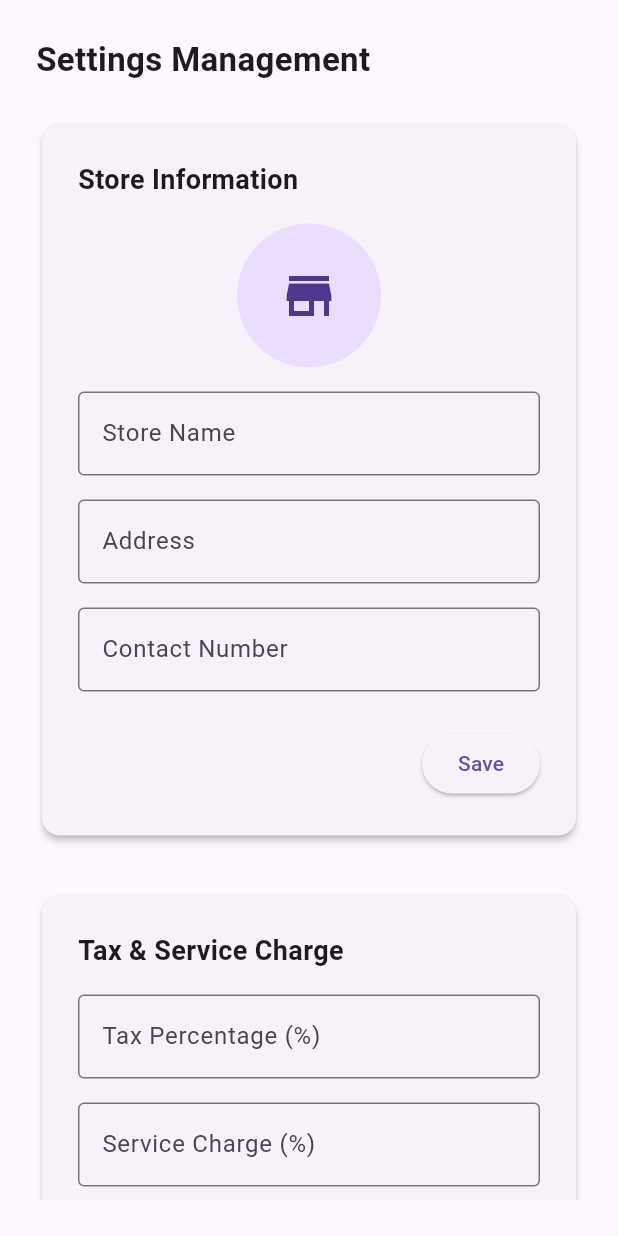
After one commit to Benjoytibzz/mesaPOS-System-sample, a Flutter app: the SettingsManagementScreen screen opened by its route, on a phone screen of 412 x 824 dp. The commit adds this screen. Run offline on Flutter 3.47's test engine with Material 3 defaults, Android fonts, the phone set to English and light mode, and no system bars; our stand-ins replace image_picker, sqflite; missing offline and left inert: encrypt; accounts and stored records are empty.

Commit message:
Added store info

```diff
--- a/mesapos/lib/core/database/app_database.dart
+++ b/mesapos/lib/core/database/app_database.dart
@@ -18,7 +18,7 @@ class AppDatabase {
 
     return openDatabase(
       path,
-      version: 5, // ⬅️ VERSION BUMP (add user image)
+      version: 6, // ⬅️ VERSION BUMP (add settings + store image)
       onCreate: _onCreate,
       onUpgrade: _onUpgrade,
     );
@@ -72,11 +72,16 @@ class AppDatabase {
       );
     }
 
-    // ✅ v4 → v5 : add staff image
+    // v4 → v5 : staff image
     if (oldVersion < 5) {
       await db.execute(
         "ALTER TABLE users ADD COLUMN image_path TEXT",
       );
+    }
+
+    // ✅ v5 → v6 : settings table (store info, tax, service, image)
+    if (oldVersion < 6) {
+      await _createSettingsTable(db);
     }
   }
 
@@ -118,5 +123,42 @@ class AppDatabase {
       'CREATE UNIQUE INDEX IF NOT EXISTS idx_menu_name '
       'ON menu_items(LOWER(name))',
     );
+
+    // SETTINGS
+    await _createSettingsTable(db);
+  }
+
+  /* --------------------------------------------------------
+   * SETTINGS TABLE
+   * ------------------------------------------------------ */
+  Future<void> _createSettingsTable(Database db) async {
+    await db.execute('''
+      CREATE TABLE IF NOT EXISTS settings (
+        id INTEGER PRIMARY KEY,
+        store_name TEXT,
+        address TEXT,
+        contact_number TEXT,
+        store_image_path TEXT,
+        tax_percent REAL,
+        service_charge REAL,
+        updated_at TEXT
+      )
+    ''');
+
+    // Ensure single-row settings (id = 1)
+    await db.insert(
+      'settings',
+      {
+        'id': 1,
+        'store_name': '',
+        'address': '',
+        'contact_number': '',
+        'store_image_path': null,
+        'tax_percent': 0,
+        'service_charge': 0,
+        'updated_at': DateTime.now().toIso8601String(),
+      },
+      conflictAlgorithm: ConflictAlgorithm.ignore,
+    );
   }
 }
--- /dev/null
+++ b/mesapos/lib/core/features/settings_management/settings_management.dart
@@ -0,0 +1,336 @@
+import 'dart:io';
+
+import 'package:flutter/material.dart';
+import 'package:image_picker/image_picker.dart';
+import 'package:path/path.dart' as p;
+import 'package:path_provider/path_provider.dart';
+
+import '../../platform/routes.dart';
+import '../widgets/admin_layout.dart';
+import '../../services/settings_dao.dart';
+
+class SettingsManagementScreen extends StatelessWidget {
+  const SettingsManagementScreen({super.key});
+
+  @override
+  Widget build(BuildContext context) {
+    return AdminLayout(
+      activeRoute: AppRoutes.settingsManagement,
+      child: Padding(
+        padding: const EdgeInsets.all(24),
+        child: SingleChildScrollView(
+          child: Column(
+            crossAxisAlignment: CrossAxisAlignment.start,
+            children: const [
+              Text(
+                'Settings Management',
+                style: TextStyle(fontSize: 22, fontWeight: FontWeight.bold),
+              ),
+              SizedBox(height: 24),
+
+              StoreInfoSection(),
+              SizedBox(height: 32),
+
+              TaxServiceSection(),
+              SizedBox(height: 32),
+
+              SyncBackupSection(),
+            ],
+          ),
+        ),
+      ),
+    );
+  }
+}
+
+/* ───────────────────────── STORE INFO ───────────────────────── */
+
+class StoreInfoSection extends StatefulWidget {
+  const StoreInfoSection({super.key});
+
+  @override
+  State<StoreInfoSection> createState() => _StoreInfoSectionState();
+}
+
+class _StoreInfoSectionState extends State<StoreInfoSection> {
+  final _storeNameCtrl = TextEditingController();
+  final _addressCtrl = TextEditingController();
+  final _contactCtrl = TextEditingController();
+
+  final _dao = SettingsDao();
+  String? _imagePath;
+
+  @override
+  void initState() {
+    super.initState();
+    _load();
+  }
+
+  @override
+  void dispose() {
+    _storeNameCtrl.dispose();
+    _addressCtrl.dispose();
+    _contactCtrl.dispose();
+    super.dispose();
+  }
+
+  Future<void> _load() async {
+    final settings = await _dao.getSettings();
+    if (settings != null) {
+      _storeNameCtrl.text = settings.storeName;
+      _addressCtrl.text = settings.address;
+      _contactCtrl.text = settings.contactNumber;
+      _imagePath = settings.storeImagePath;
+      setState(() {});
+    }
+  }
+
+  Future<void> _pickImage() async {
+    final picker = ImagePicker();
+    final picked = await picker.pickImage(source: ImageSource.gallery);
+    if (picked == null) return;
+
+    final dir = await getApplicationDocumentsDirectory();
+    final fileName = p.basename(picked.path);
+    final saved =
+        await File(picked.path).copy('${dir.path}/$fileName');
+
+    setState(() => _imagePath = saved.path);
+  }
+
+  Future<void> _save() async {
+    await _dao.updateSettings({
+      'store_name': _storeNameCtrl.text,
+      'address': _addressCtrl.text,
+      'contact_number': _contactCtrl.text,
+      'store_image_path': _imagePath,
+    });
+
+    if (!mounted) return;
+
+    ScaffoldMessenger.of(context).showSnackBar(
+      const SnackBar(content: Text('Store information saved')),
+    );
+  }
+
+  @override
+  Widget build(BuildContext context) {
+    return Card(
+      elevation: 2,
+      child: Padding(
+        padding: const EdgeInsets.all(24),
+        child: Column(
+          crossAxisAlignment: CrossAxisAlignment.start,
+          children: [
+            const Text(
+              'Store Information',
+              style: TextStyle(fontSize: 18, fontWeight: FontWeight.bold),
+            ),
+            const SizedBox(height: 16),
+
+            Center(
+              child: GestureDetector(
+                onTap: _pickImage,
+                child: CircleAvatar(
+                  radius: 48,
+                  backgroundImage:
+                      _imagePath != null ? FileImage(File(_imagePath!)) : null,
+                  child: _imagePath == null
+                      ? const Icon(Icons.store, size: 40)
+                      : null,
+                ),
+              ),
+            ),
+            const SizedBox(height: 16),
+
+            TextField(
+              controller: _storeNameCtrl,
+              decoration: const InputDecoration(
+                labelText: 'Store Name',
+                border: OutlineInputBorder(),
+              ),
+            ),
+            const SizedBox(height: 16),
+
+            TextField(
+              controller: _addressCtrl,
+              decoration: const InputDecoration(
+                labelText: 'Address',
+                border: OutlineInputBorder(),
+              ),
+            ),
+            const SizedBox(height: 16),
+
+            TextField(
+              controller: _contactCtrl,
+              decoration: const InputDecoration(
+                labelText: 'Contact Number',
+                border: OutlineInputBorder(),
+              ),
+            ),
+            const SizedBox(height: 24),
+
+            Align(
+              alignment: Alignment.centerRight,
+              child: ElevatedButton(
+                onPressed: _save,
+                child: const Text('Save'),
+              ),
+            ),
+          ],
+        ),
+      ),
+    );
+  }
+}
+
+/* ───────────────────────── TAX / SERVICE ───────────────────────── */
+
+class TaxServiceSection extends StatefulWidget {
+  const TaxServiceSection({super.key});
+
+  @override
+  State<TaxServiceSection> createState() => _TaxServiceSectionState();
+}
+
+class _TaxServiceSectionState extends State<TaxServiceSection> {
+  final _taxCtrl = TextEditingController();
+  final _serviceCtrl = TextEditingController();
+  final _dao = SettingsDao();
+
+  @override
+  void initState() {
+    super.initState();
+    _load();
+  }
+
+  @override
+  void dispose() {
+    _taxCtrl.dispose();
+    _serviceCtrl.dispose();
+    super.dispose();
+  }
+
+  Future<void> _load() async {
+    final s = await _dao.getSettings();
+    if (s != null) {
+      _taxCtrl.text = s.taxPercent.toString();
+      _serviceCtrl.text = s.serviceCharge.toString();
+      setState(() {});
+    }
+  }
+
+  Future<void> _save() async {
+    await _dao.updateSettings({
+      'tax_percent': double.tryParse(_taxCtrl.text) ?? 0,
+      'service_charge': double.tryParse(_serviceCtrl.text) ?? 0,
+    });
+
+    if (!mounted) return;
+
+    ScaffoldMessenger.of(context).showSnackBar(
+      const SnackBar(content: Text('Tax & service charge updated')),
+    );
+  }
+
+  @override
+  Widget build(BuildContext context) {
+    return Card(
+      elevation: 2,
+      child: Padding(
+        padding: const EdgeInsets.all(24),
+        child: Column(
+          crossAxisAlignment: CrossAxisAlignment.start,
+          children: [
+            const Text(
+              'Tax & Service Charge',
+              style: TextStyle(fontSize: 18, fontWeight: FontWeight.bold),
+            ),
+            const SizedBox(height: 16),
+
+            TextField(
+              controller: _taxCtrl,
+              keyboardType: TextInputType.number,
+              decoration: const InputDecoration(
+                labelText: 'Tax Percentage (%)',
+                border: OutlineInputBorder(),
+              ),
+            ),
+            const SizedBox(height: 16),
+
+            TextField(
+              controller: _serviceCtrl,
+              keyboardType: TextInputType.number,
+              decoration: const InputDecoration(
+                labelText: 'Service Charge (%)',
+                border: OutlineInputBorder(),
+              ),
+            ),
+            const SizedBox(height: 24),
+
+            Align(
+              alignment: Alignment.centerRight,
+              child: ElevatedButton(
+                onPressed: _save,
+                child: const Text('Apply'),
+              ),
+            ),
+          ],
+        ),
+      ),
+    );
+  }
+}
+
+/* ───────────────────────── SYNC & BACKUP ───────────────────────── */
+
+class SyncBackupSection extends StatelessWidget {
+  const SyncBackupSection({super.key});
+
+  @override
+  Widget build(BuildContext context) {
+    return Card(
+      elevation: 2,
+      child: Padding(
+        padding: const EdgeInsets.all(24),
+        child: Column(
+          crossAxisAlignment: CrossAxisAlignment.start,
+          children: [
+            const Text(
+              'Sync & Backup',
+              style: TextStyle(fontSize: 18, fontWeight: FontWeight.bold),
+            ),
+            const SizedBox(height: 16),
+
+            ListTile(
+              contentPadding: EdgeInsets.zero,
+              leading: const Icon(Icons.cloud_upload),
+              title: const Text('Sync data to server'),
+              subtitle: const Text('Upload offline changes'),
+              trailing: ElevatedButton(
+                onPressed: () {
+                  // TODO: API sync
+                },
+                child: const Text('Sync'),
+              ),
+            ),
+            const Divider(),
+
+            ListTile(
+              contentPadding: EdgeInsets.zero,
+              leading: const Icon(Icons.backup),
+              title: const Text('Backup local database'),
+              subtitle: const Text('Export offline data'),
+              trailing: ElevatedButton(
+                onPressed: () {
+                  // TODO: Backup export
+                },
+                child: const Text('Backup'),
+              ),
+            ),
+          ],
+        ),
+      ),
+    );
+  }
+}
--- a/mesapos/lib/core/features/widgets/admin_sidebar.dart
+++ b/mesapos/lib/core/features/widgets/admin_sidebar.dart
@@ -62,7 +62,7 @@ class AdminSidebar extends StatelessWidget {
               context,
               Icons.settings,
               'Settings',
-              null,
+              AppRoutes.settingsManagement,
             ),
 
             const Divider(color: Colors.white24),
--- /dev/null
+++ b/mesapos/lib/core/models/settings_model.dart
@@ -0,0 +1,47 @@
+class SettingsModel {
+  final int id;
+  final String storeName;
+  final String address;
+  final String contactNumber;
+  final String? storeImagePath; // NEW
+  final double taxPercent;
+  final double serviceCharge;
+  final DateTime updatedAt;
+
+  SettingsModel({
+    this.id = 1,
+    required this.storeName,
+    required this.address,
+    required this.contactNumber,
+    this.storeImagePath,
+    required this.taxPercent,
+    required this.serviceCharge,
+    required this.updatedAt,
+  });
+
+  Map<String, dynamic> toMap() {
+    return {
+      'id': id,
+      'store_name': storeName,
+      'address': address,
+      'contact_number': contactNumber,
+      'store_image_path': storeImagePath,
+      'tax_percent': taxPercent,
+      'service_charge': serviceCharge,
+      'updated_at': updatedAt.toIso8601String(),
+    };
+  }
+
+  factory SettingsModel.fromMap(Map<String, dynamic> map) {
+    return SettingsModel(
+      id: map['id'],
+      storeName: map['store_name'],
+      address: map['address'],
+      contactNumber: map['contact_number'],
+      storeImagePath: map['store_image_path'],
+      taxPercent: map['tax_percent'],
+      serviceCharge: map['service_charge'],
+      updatedAt: DateTime.parse(map['updated_at']),
+    );
+  }
+}
--- a/mesapos/lib/core/platform/routes.dart
+++ b/mesapos/lib/core/platform/routes.dart
@@ -7,6 +7,7 @@ class AppRoutes {
   static const menuManagement = '/admin/menu';
   static const staffManagement = '/admin/staff';
   static const reportsManagement = '/admin/reports';
+  static const settingsManagement = '/admin/settings';
 
 
   // Staff
--- /dev/null
+++ b/mesapos/lib/core/services/settings_dao.dart
@@ -0,0 +1,53 @@
+import 'package:sqflite/sqflite.dart';
+import '../models/settings_model.dart';
+import '../database/app_database.dart';
+
+class SettingsDao {
+  final AppDatabase _db = AppDatabase.instance;
+
+  /// Get single settings row (id = 1)
+  Future<SettingsModel?> getSettings() async {
+    final Database database = await _db.database;
+
+    final result = await database.query(
+      'settings',
+      where: 'id = ?',
+      whereArgs: [1],
+      limit: 1,
+    );
+
+    if (result.isNotEmpty) {
+      return SettingsModel.fromMap(result.first);
+    }
+    return null;
+  }
+
+  /// Save or replace full settings row
+  Future<void> saveSettings(SettingsModel settings) async {
+    final Database database = await _db.database;
+
+    await database.insert(
+      'settings',
+      {
+        ...settings.toMap(),
+        'id': 1, // enforce single-row design
+      },
+      conflictAlgorithm: ConflictAlgorithm.replace,
+    );
+  }
+
+  /// Update only selected fields (SAFE for partial updates)
+  Future<void> updateSettings(Map<String, dynamic> values) async {
+    final Database database = await _db.database;
+
+    await database.update(
+      'settings',
+      {
+        ...values,
+        'updated_at': DateTime.now().toIso8601String(),
+      },
+      where: 'id = ?',
+      whereArgs: [1],
+    );
+  }
+}
--- a/mesapos/lib/main.dart
+++ b/mesapos/lib/main.dart
@@ -6,6 +6,7 @@ import 'core/features/menu_management/menu_management.dart';
 import 'core/features/staff_management/staff_management.dart';
 import 'core/features/reports_management/reports_management.dart';
 import 'core/features/staff/staff_dashboard.dart';
+import 'core/features/settings_management/settings_management.dart';
 
 void main() async {
   WidgetsFlutterBinding.ensureInitialized();
@@ -27,6 +28,7 @@ class POSApp extends StatelessWidget {
         AppRoutes.menuManagement: (_) => const MenuManagementScreen(),
         AppRoutes.staffManagement: (_) => const StaffManagementScreen(),
         AppRoutes.reportsManagement: (_) => const ReportsManagementScreen(),
+        AppRoutes.settingsManagement: (_) => const SettingsManagementScreen(),
         AppRoutes.staffDashboard: (_) => const StaffDashboard(),
       },
     );
```
